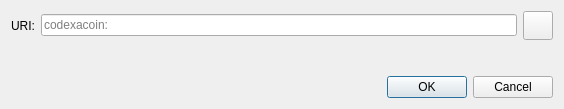
The window that firstislamiccoin-core/src/qt/forms/openuridialog.ui (firstislamiccoin/firstislamiccoin) describes before a commit, drawn with Qt 5.
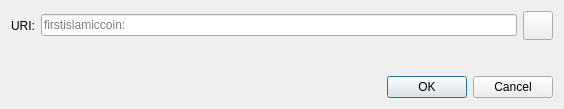
The same window after the commit. Icons and pictures are not drawn. Custom widgets are drawn as their Qt base class.

Patch:
```diff
--- a/firstislamiccoin-core/src/qt/forms/openuridialog.ui
+++ b/firstislamiccoin-core/src/qt/forms/openuridialog.ui
@@ -26,7 +26,7 @@
      <item>
       <widget class="QValidatedLineEdit" name="uriEdit">
        <property name="placeholderText">
-        <string>codexacoin:</string>
+        <string>firstislamiccoin:</string>
        </property>
       </widget>
      </item>
```
Left out of the diff: 2 changed lines with no effect on the pictures.
